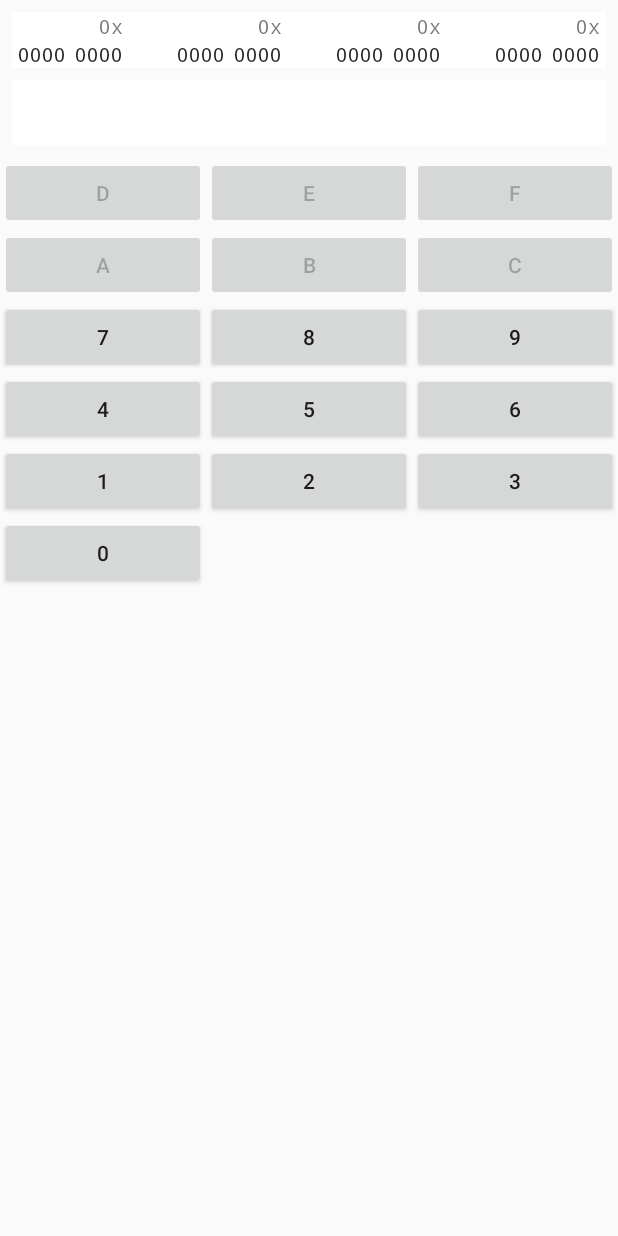
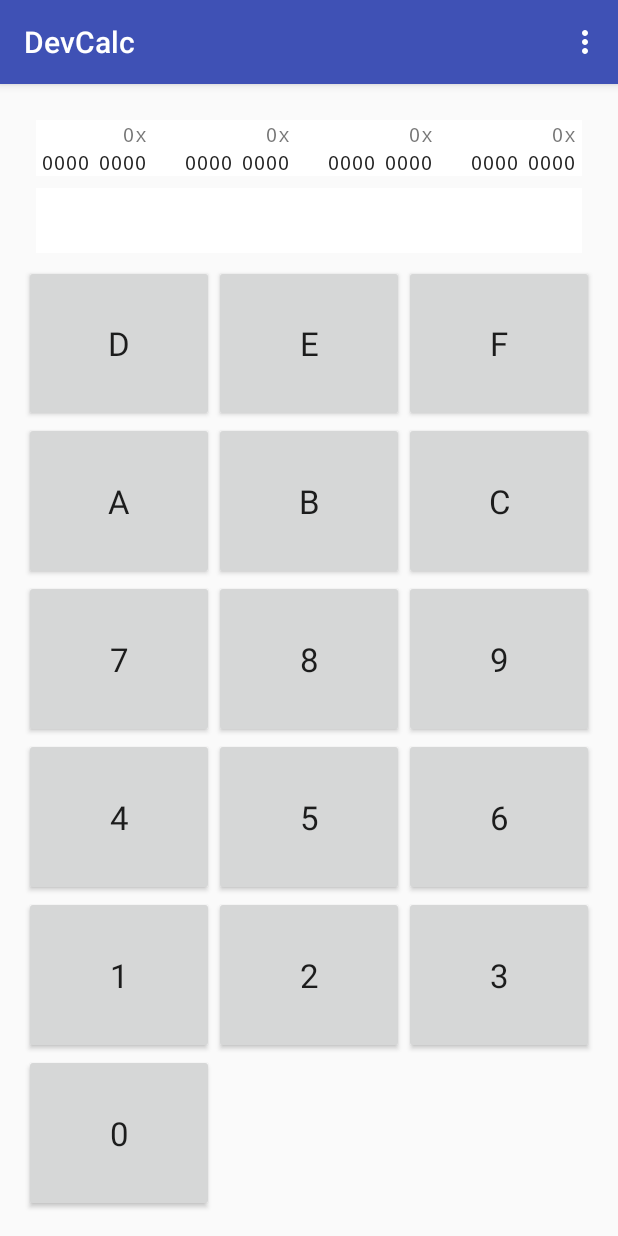
Before and after one commit to aksel/DevCalc, an Android app: the screen it shows after launch (MainActivity), on a phone screen of 412 x 824 dp. Run offline under Robolectric (Android 15) with nearby library versions, the phone set to English and light mode, and no system bars.

Commit message:
Number button style changed.
activity_main style changed to include menu

```diff
--- a/app/src/main/AndroidManifest.xml
+++ b/app/src/main/AndroidManifest.xml
@@ -13,7 +13,7 @@
         <activity
             android:name=".MainActivity"
             android:label="@string/app_name"
-            android:theme="@style/AppTheme.NoActionBar">
+            android:theme="@style/AppTheme">
             <intent-filter>
                 <action android:name="android.intent.action.MAIN"/>
 
--- a/app/src/main/res/layout/activity_main.xml
+++ b/app/src/main/res/layout/activity_main.xml
@@ -5,8 +5,11 @@
     android:layout_width="match_parent"
     android:layout_height="match_parent"
     android:orientation="vertical"
-    android:fitsSystemWindows="true"
-    tools:context="com.akseltorgard.devcalc.MainActivity">
+    tools:context="com.akseltorgard.devcalc.MainActivity"
+    android:paddingBottom="@dimen/activity_vertical_margin"
+    android:paddingLeft="@dimen/activity_horizontal_margin"
+    android:paddingRight="@dimen/activity_horizontal_margin"
+    android:paddingTop="@dimen/activity_vertical_margin">
 
     <include layout="@layout/content_display"/>
 
--- a/app/src/main/res/layout/content_number_buttons.xml
+++ b/app/src/main/res/layout/content_number_buttons.xml
@@ -2,85 +2,92 @@
 <LinearLayout
     xmlns:android="http://schemas.android.com/apk/res/android"
     android:orientation="vertical"
+    style="@style/TextAppearance.AppCompat.Large"
     android:layout_width="match_parent"
-    android:layout_height="wrap_content">
+    android:layout_height="match_parent">
 
     <LinearLayout
         android:id="@+id/buttons_hex_def"
         android:orientation="horizontal"
         android:layout_width="fill_parent"
-        android:layout_height="wrap_content">
+        android:layout_height="0dp"
+        android:layout_weight="1">
 
         <Button
+            style="@style/TextAppearance.AppCompat.Large"
             android:layout_width="0dp"
-            android:layout_height="wrap_content"
+            android:layout_height="match_parent"
             android:layout_weight="1"
-            android:text="@string/d"
-            android:enabled="false"/>
+            android:text="@string/d"/>
 
         <Button
+            style="@style/TextAppearance.AppCompat.Large"
             android:layout_width="0dp"
-            android:layout_height="wrap_content"
+            android:layout_height="match_parent"
             android:layout_weight="1"
-            android:text="@string/e"
-            android:enabled="false"/>
+            android:text="@string/e"/>
 
         <Button
+            style="@style/TextAppearance.AppCompat.Large"
             android:layout_width="0dp"
-            android:layout_height="wrap_content"
+            android:layout_height="match_parent"
             android:layout_weight="1"
-            android:text="@string/f"
-            android:enabled="false"/>
+            android:text="@string/f"/>
     </LinearLayout>
 
     <LinearLayout
         android:id="@+id/buttons_hex_abc"
         android:orientation="horizontal"
         android:layout_width="fill_parent"
-        android:layout_height="wrap_content">
+        android:layout_height="0dp"
+        android:layout_weight="1">
 
         <Button
+            style="@style/TextAppearance.AppCompat.Large"
             android:layout_width="0dp"
-            android:layout_height="wrap_content"
+            android:layout_height="match_parent"
             android:layout_weight="1"
-            android:text="@string/a"
-            android:enabled="false"/>
+            android:text="@string/a"/>
 
         <Button
+            style="@style/TextAppearance.AppCompat.Large"
             android:layout_width="0dp"
-            android:layout_height="wrap_content"
+            android:layout_height="match_parent"
             android:layout_weight="1"
-            android:text="@string/b"
-            android:enabled="false"/>
+            android:text="@string/b"/>
 
         <Button
+            style="@style/TextAppearance.AppCompat.Large"
             android:layout_width="0dp"
-            android:layout_height="wrap_content"
+            android:layout_height="match_parent"
             android:layout_weight="1"
-            android:text="@string/c"
-            android:enabled="false"/>
+            android:text="@string/c"/>
     </LinearLayout>
 
     <LinearLayout
         android:orientation="horizontal"
         android:layout_width="fill_parent"
-        android:layout_height="wrap_content">
+        android:layout_height="0dp"
+        android:layout_weight="1">
 
         <Button
+            style="@style/TextAppearance.AppCompat.Large"
             android:layout_width="0dp"
-            android:layout_height="wrap_content"
+            android:layout_height="match_parent"
             android:layout_weight="1"
             android:text="@string/seven"/>
 
         <Button
+            style="@style/TextAppearance.AppCompat.Large"
             android:layout_width="0dp"
-            android:layout_height="wrap_content"
+            android:layout_height="match_parent"
             android:layout_weight="1"
             android:text="@string/eight"/>
 
         <Button
+            style="@style/TextAppearance.AppCompat.Large"
             android:layout_width="0dp"
-            android:layout_height="wrap_content"
+            android:layout_height="match_parent"
             android:layout_weight="1"
             android:text="@string/nine"/>
     </LinearLayout>
@@ -88,23 +95,27 @@
     <LinearLayout
         android:orientation="horizontal"
         android:layout_width="fill_parent"
-        android:layout_height="wrap_content">
+        android:layout_height="0dp"
+        android:layout_weight="1">
 
         <Button
+            style="@style/TextAppearance.AppCompat.Large"
             android:layout_width="0dp"
-            android:layout_height="wrap_content"
+            android:layout_height="match_parent"
             android:layout_weight="1"
             android:text="@string/four"/>
 
         <Button
+            style="@style/TextAppearance.AppCompat.Large"
             android:layout_width="0dp"
-            android:layout_height="wrap_content"
+            android:layout_height="match_parent"
             android:layout_weight="1"
             android:text="@string/five"/>
 
         <Button
+            style="@style/TextAppearance.AppCompat.Large"
             android:layout_width="0dp"
-            android:layout_height="wrap_content"
+            android:layout_height="match_parent"
             android:layout_weight="1"
             android:text="@string/six"/>
     </LinearLayout>
@@ -112,23 +123,27 @@
     <LinearLayout
         android:orientation="horizontal"
         android:layout_width="fill_parent"
-        android:layout_height="wrap_content">
+        android:layout_height="0dp"
+        android:layout_weight="1">
 
         <Button
+            style="@style/TextAppearance.AppCompat.Large"
             android:layout_width="0dp"
-            android:layout_height="wrap_content"
+            android:layout_height="match_parent"
             android:layout_weight="1"
             android:text="@string/one"/>
 
         <Button
+            style="@style/TextAppearance.AppCompat.Large"
             android:layout_width="0dp"
-            android:layout_height="wrap_content"
+            android:layout_height="match_parent"
             android:layout_weight="1"
             android:text="@string/two"/>
 
         <Button
+            style="@style/TextAppearance.AppCompat.Large"
             android:layout_width="0dp"
-            android:layout_height="wrap_content"
+            android:layout_height="match_parent"
             android:layout_weight="1"
             android:text="@string/three"/>
     </LinearLayout>
@@ -136,11 +151,13 @@
     <LinearLayout
         android:orientation="horizontal"
         android:layout_width="fill_parent"
-        android:layout_height="wrap_content">
+        android:layout_height="0dp"
+        android:layout_weight="1">
 
         <Button
+            style="@style/TextAppearance.AppCompat.Large"
             android:layout_width="0dp"
-            android:layout_height="wrap_content"
+            android:layout_height="match_parent"
             android:layout_weight="1"
             android:text="@string/zero"/>
 
```
